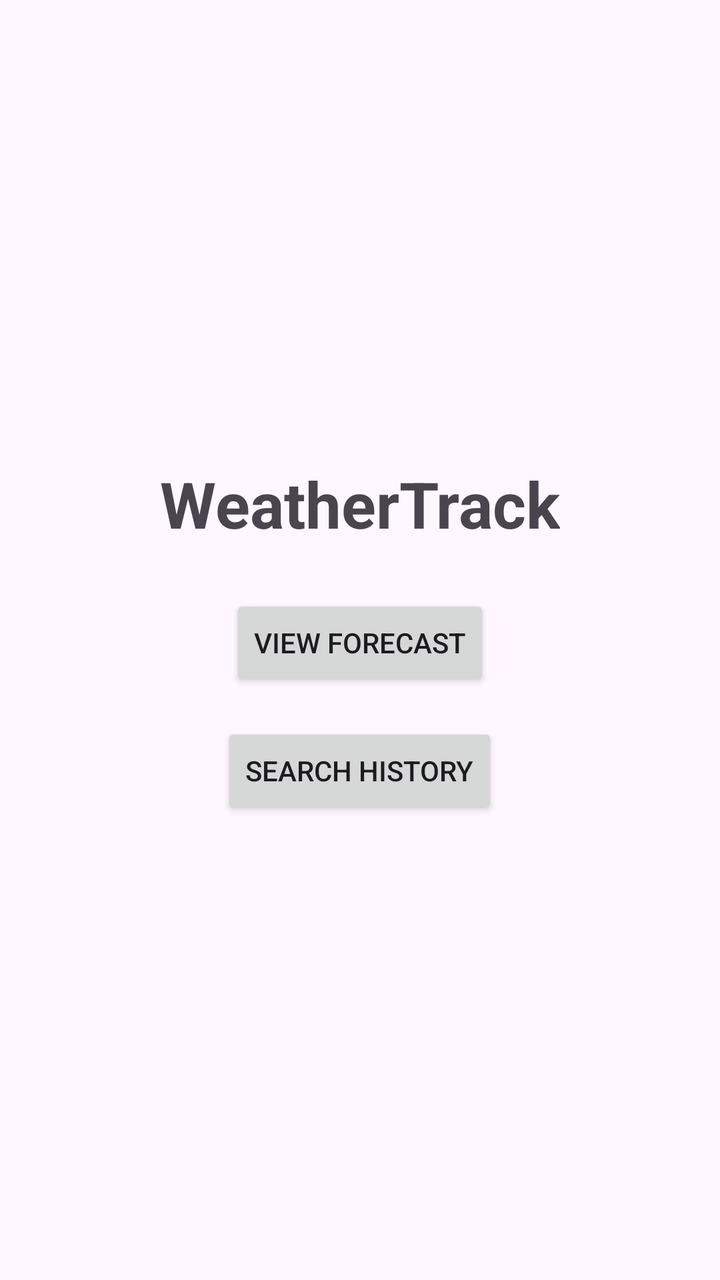
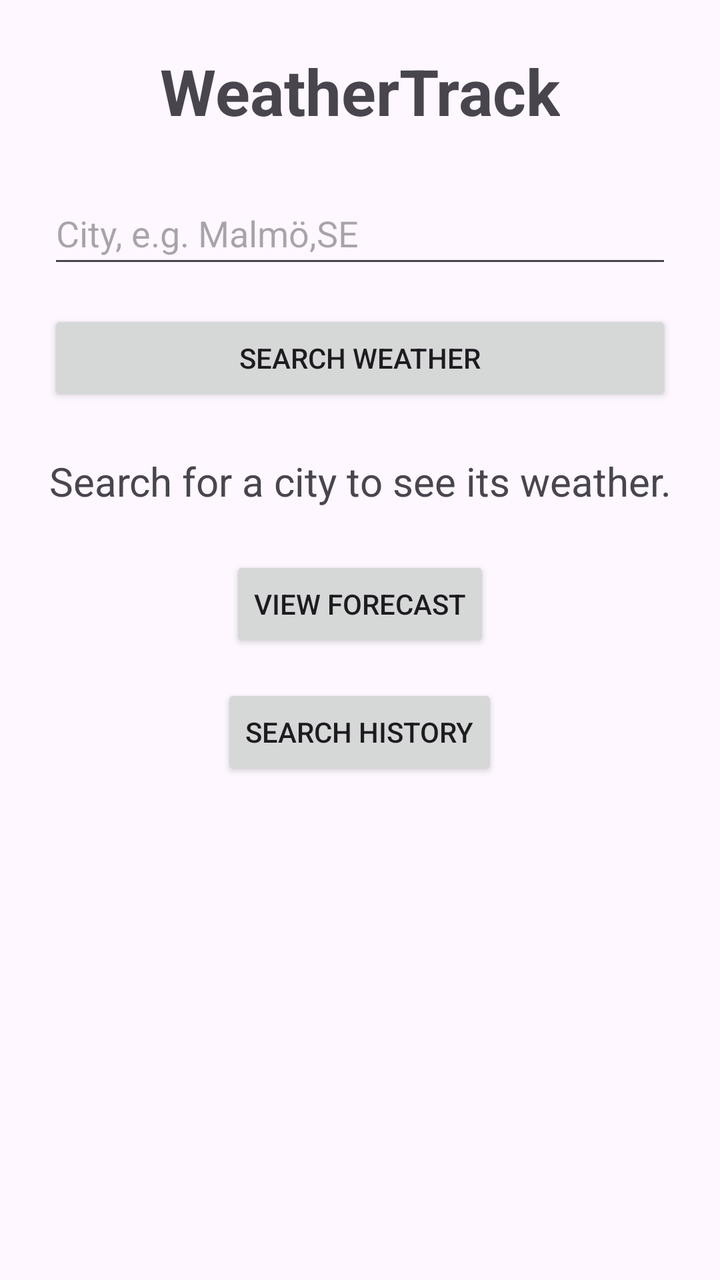

Compare the two renders of this Android layout. The source of the first and the diff that turns it into the second are given below.
<!-- AndroidManifest.xml: application theme Theme.WeatherTrack -->
<!-- res/layout/fragment_home.xml -->
<?xml version="1.0" encoding="utf-8"?>
<LinearLayout xmlns:android="http://schemas.android.com/apk/res/android"
    android:layout_width="match_parent"
    android:layout_height="match_parent"
    android:orientation="vertical"
    android:gravity="center"
    android:padding="24dp">

    <TextView
        android:layout_width="wrap_content"
        android:layout_height="wrap_content"
        android:text="@string/app_name"
        android:textSize="32sp"
        android:textStyle="bold" />
    <Button
        android:id="@+id/buttonForecast"
        android:layout_width="wrap_content"
        android:layout_height="wrap_content"
        android:layout_marginTop="24dp"
        android:text="@string/view_forecast" />
    <Button
        android:id="@+id/buttonHistory"
        android:layout_width="wrap_content"
        android:layout_height="wrap_content"
        android:layout_marginTop="16dp"
        android:text="@string/history_title" />

</LinearLayout>
<!-- resources referenced by this layout -->
<resources>
  <string name="app_name">WeatherTrack</string>
  <string name="history_title">Search history</string>
  <string name="view_forecast">View forecast</string>
  <style name="Theme.WeatherTrack" parent="Base.Theme.WeatherTrack" />
  <style name="Base.Theme.WeatherTrack" parent="Theme.Material3.DayNight.NoActionBar">
          
          
      </style>
</resources>

<!-- the commit's change to res/layout/fragment_home.xml (unified diff, before → after) -->
@@ -1,28 +1,63 @@
 <?xml version="1.0" encoding="utf-8"?>
-<LinearLayout xmlns:android="http://schemas.android.com/apk/res/android"
+<ScrollView xmlns:android="http://schemas.android.com/apk/res/android"
     android:layout_width="match_parent"
     android:layout_height="match_parent"
-    android:orientation="vertical"
-    android:gravity="center"
-    android:padding="24dp">
+    android:fillViewport="true">
 
-    <TextView
-        android:layout_width="wrap_content"
+    <LinearLayout
+        android:layout_width="match_parent"
         android:layout_height="wrap_content"
-        android:text="@string/app_name"
-        android:textSize="32sp"
-        android:textStyle="bold" />
-    <Button
-        android:id="@+id/buttonForecast"
-        android:layout_width="wrap_content"
-        android:layout_height="wrap_content"
-        android:layout_marginTop="24dp"
-        android:text="@string/view_forecast" />
-    <Button
-        android:id="@+id/buttonHistory"
-        android:layout_width="wrap_content"
-        android:layout_height="wrap_content"
-        android:layout_marginTop="16dp"
-        android:text="@string/history_title" />
+        android:orientation="vertical"
+        android:gravity="center_horizontal"
+        android:padding="24dp">
 
-</LinearLayout>
+        <TextView
+            android:layout_width="wrap_content"
+            android:layout_height="wrap_content"
+            android:text="@string/app_name"
+            android:textSize="32sp"
+            android:textStyle="bold" />
+
+        <EditText
+            android:id="@+id/editCity"
+            android:layout_width="match_parent"
+            android:layout_height="wrap_content"
+            android:layout_marginTop="24dp"
+            android:minHeight="48dp"
+            android:hint="@string/city_hint"
+            android:inputType="textCapWords"
+            android:imeOptions="actionSearch"
+            android:maxLines="1" />
+
+        <Button
+            android:id="@+id/buttonSearch"
+            android:layout_width="match_parent"
+            android:layout_height="wrap_content"
+            android:layout_marginTop="16dp"
+            android:text="@string/search_weather" />
+
+        <TextView
+            android:id="@+id/textWeather"
+            android:layout_width="match_parent"
+            android:layout_height="wrap_content"
+            android:layout_marginTop="24dp"
+            android:gravity="center"
+            android:text="@string/weather_placeholder"
+            android:textSize="20sp" />
+
+        <Button
+            android:id="@+id/buttonForecast"
+            android:layout_width="wrap_content"
+            android:layout_height="wrap_content"
+            android:layout_marginTop="24dp"
+            android:text="@string/view_forecast" />
+
+        <Button
+            android:id="@+id/buttonHistory"
+            android:layout_width="wrap_content"
+            android:layout_height="wrap_content"
+            android:layout_marginTop="16dp"
+            android:text="@string/history_title" />
+
+    </LinearLayout>
+</ScrollView>
<!-- resource entries referenced after the edit -->
@@ -1,8 +1,11 @@
 <!-- resources referenced by this layout -->
 <resources>
   <string name="app_name">WeatherTrack</string>
+  <string name="city_hint">City, e.g. Malmö,SE</string>
   <string name="history_title">Search history</string>
+  <string name="search_weather">Search weather</string>
   <string name="view_forecast">View forecast</string>
+  <string name="weather_placeholder">Search for a city to see its weather.</string>
   <style name="Theme.WeatherTrack" parent="Base.Theme.WeatherTrack" />
   <style name="Base.Theme.WeatherTrack" parent="Theme.Material3.DayNight.NoActionBar">
           
